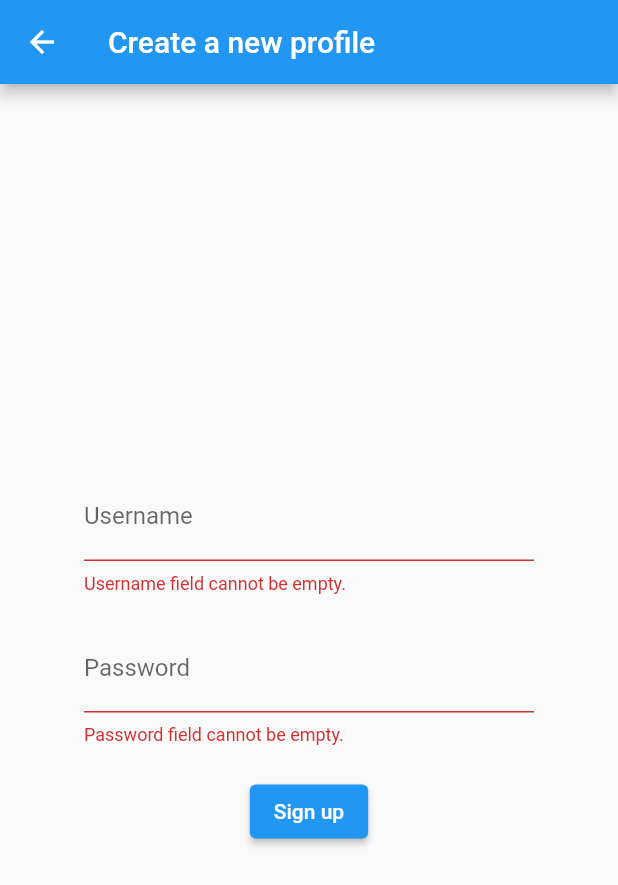
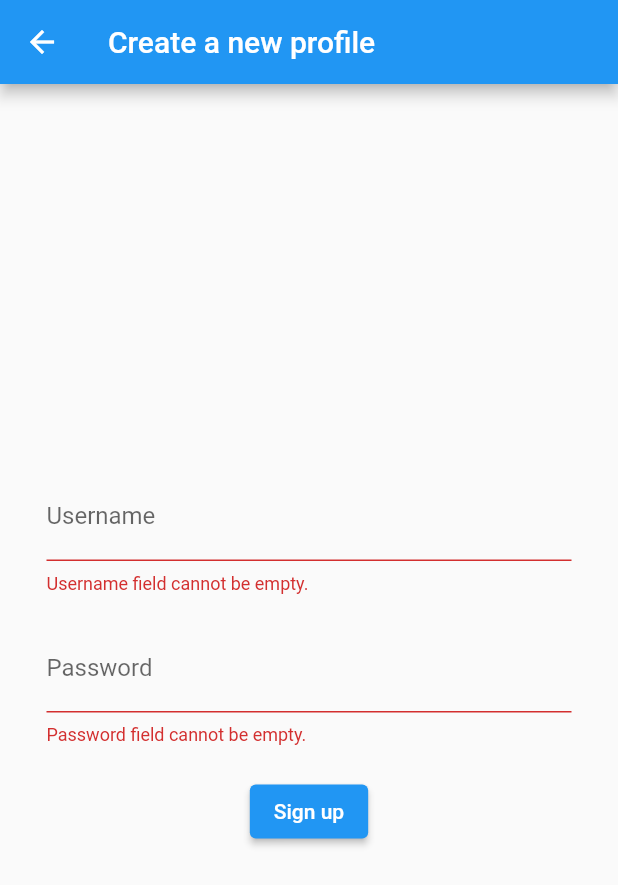
Before and after one commit to AAU-ASE-GroupC-WS2021/canteenMgmtFrontend, a Flutter app: the SignupScreen screen opened by its route, after a tap on "Sign up", on a phone screen of 412 x 824 dp. Shown: the top 885 px of the screen. Run offline on Flutter 3.47's test engine with Material 2 defaults, Android fonts, the phone set to English and light mode, and no system bars; our stand-ins replace beamer; missing offline and left inert: qr_code_scanner.

Commit message:
Update signup_screen.dart

```diff
--- a/lib/screens/signup_screen.dart
+++ b/lib/screens/signup_screen.dart
@@ -38,7 +38,7 @@ class _SignupScreenState extends State<SignupScreen> {
           mainAxisAlignment: MainAxisAlignment.center,
           children: <Widget>[
             SizedBox(
-                width: 300.0,
+                width: 350.0,
                 child: Column(
                   children: [
                     TextFormField(
@@ -132,17 +132,22 @@ class _SignupScreenState extends State<SignupScreen> {
     else if (password.length > 64) {
       return 'Password cannot be longer than 64 characters.';
     }
-    else if (!regexAtLeastOneUppercaseLetter.hasMatch(password)) {
-      return 'Password must contain at least one uppercase letter.';
-    }
-    else if (!regexAtLeastOneLowercaseLetter.hasMatch(password)) {
-      return 'Password must contain at least one lowercase letter.';
-    }
-    else if (!regexAtLeastOneDigit.hasMatch(password)) {
-      return 'Password must contain at least one digit.';
+
+    String otherRequirements = "";
+
+    if (!regexAtLeastOneUppercaseLetter.hasMatch(password)) {
+      otherRequirements += 'Password must contain at least one uppercase letter.\n';
     }
 
-    return null;
+    if (!regexAtLeastOneLowercaseLetter.hasMatch(password)) {
+      otherRequirements += 'Password must contain at least one lowercase letter.\n';
+    }
+
+    if (!regexAtLeastOneDigit.hasMatch(password)) {
+      otherRequirements += 'Password must contain at least one digit.\n';
+    }
+
+    return otherRequirements.length > 0 ? otherRequirements : null;
   }
 
   String? validateUsername(String? username) {
@@ -161,4 +166,5 @@ class _SignupScreenState extends State<SignupScreen> {
 
     return null;
   }
+
 }
```
